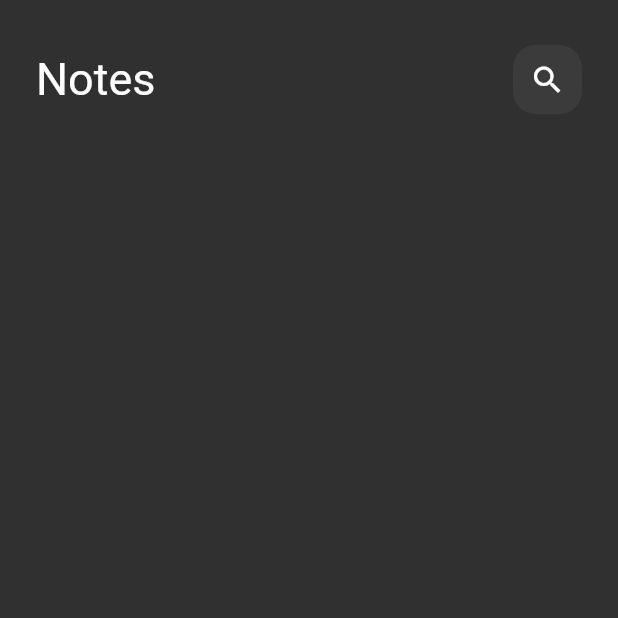
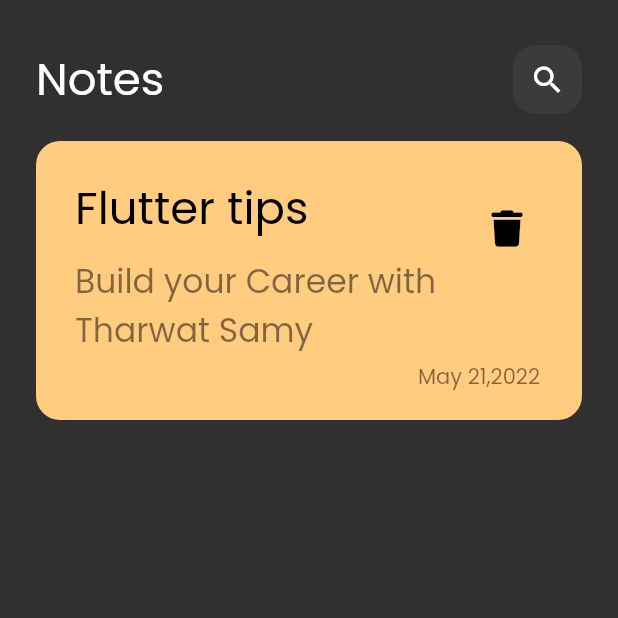
Before and after one commit to MuhanadIbrahim/notes_app, a Flutter app: the screen it shows after launch, on a phone screen of 412 x 824 dp, the top half of it. Run offline on Flutter 3.47's test engine with Material 2 defaults, Android fonts, the phone set to English and light mode, and no system bars; our stand-ins replace font_awesome_flutter.

Commit message:
create note view item

```diff
--- a/lib/main.dart
+++ b/lib/main.dart
@@ -12,7 +12,10 @@ class NotesApp extends StatelessWidget {
   Widget build(BuildContext context) {
     return MaterialApp(
       debugShowCheckedModeBanner: false,
-      theme: ThemeData(brightness: Brightness.dark),
+      theme: ThemeData(
+        brightness: Brightness.dark,
+        fontFamily: 'Poppins',
+      ),
       home: const NotesView(),
     );
   }
--- /dev/null
+++ b/lib/widgets/note_view_item.dart
@@ -0,0 +1,52 @@
+import 'package:flutter/material.dart';
+import 'package:font_awesome_flutter/font_awesome_flutter.dart';
+
+class NoteViewItem extends StatelessWidget {
+  const NoteViewItem({super.key});
+
+  @override
+  Widget build(BuildContext context) {
+    return Padding(
+      padding: const EdgeInsets.symmetric(vertical: 18.0),
+      child: Container(
+        decoration: BoxDecoration(
+          color: const Color(0xffffcc80),
+          borderRadius: BorderRadius.circular(16),
+        ),
+        child: Padding(
+          padding: const EdgeInsets.symmetric(vertical: 18.0, horizontal: 10),
+          child: Column(
+            crossAxisAlignment: CrossAxisAlignment.end,
+            children: [
+              ListTile(
+                title: const Text(
+                  'Flutter tips',
+                  style: TextStyle(color: Colors.black, fontSize: 30),
+                ),
+                subtitle: Padding(
+                  padding: const EdgeInsets.only(top: 10.0),
+                  child: Text(
+                    'Build your Career with Tharwat Samy',
+                    style: TextStyle(
+                        color: Colors.black.withOpacity(0.5), fontSize: 22),
+                  ),
+                ),
+                trailing: IconButton(
+                  onPressed: () {},
+                  icon: const Icon(FontAwesomeIcons.trash, color: Colors.black),
+                ),
+              ),
+              Padding(
+                padding: const EdgeInsets.only(right: 18.0),
+                child: Text(
+                  'May 21,2022',
+                  style: TextStyle(color: Colors.black.withOpacity(0.5)),
+                ),
+              )
+            ],
+          ),
+        ),
+      ),
+    );
+  }
+}
--- a/lib/widgets/notes_view_body.dart
+++ b/lib/widgets/notes_view_body.dart
@@ -1,14 +1,13 @@
-
 import 'package:flutter/material.dart';
-
 import 'custom_app_bar.dart';
+import 'note_view_item.dart';
 
 class NotesviewBody extends StatelessWidget {
   const NotesviewBody({super.key});
 
   @override
   Widget build(BuildContext context) {
-    return const  Padding(
+    return const Padding(
       padding: EdgeInsets.symmetric(horizontal: 24.0),
       child: Column(
         children: [
@@ -16,6 +15,7 @@ class NotesviewBody extends StatelessWidget {
             height: 30,
           ),
           CustomAppBar(),
+          NoteViewItem()
         ],
       ),
     );
```
Also changed, not shown: pubspec.yaml (+9 -13 lines), lib/assets/Poppins-Regular.ttf (added), pubspec.lock, 1 other file. Lines whose indentation alone changed are shown as unchanged.
